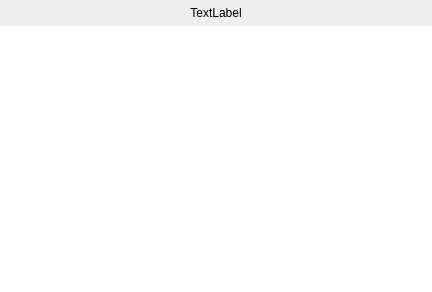
The window that Programm/calendarday.ui (philjosch/Einsatzplaner) describes before a commit, drawn with Qt 5.
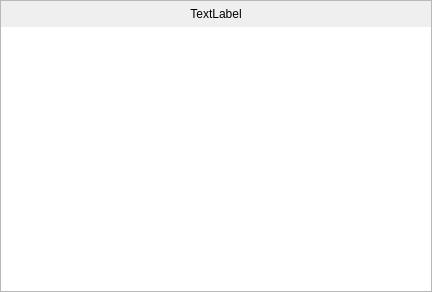
The same window after the commit.

What changed in the file:
```diff
--- a/Programm/calendarday.ui
+++ b/Programm/calendarday.ui
@@ -20,13 +20,13 @@
    <string>Frame</string>
   </property>
   <property name="frameShape">
-   <enum>QFrame::NoFrame</enum>
+   <enum>QFrame::StyledPanel</enum>
   </property>
   <property name="frameShadow">
    <enum>QFrame::Plain</enum>
   </property>
   <property name="lineWidth">
-   <number>0</number>
+   <number>1</number>
   </property>
   <layout class="QGridLayout" name="gridLayout">
    <property name="leftMargin">
@@ -55,6 +55,9 @@
        <height>20</height>
       </size>
      </property>
+     <property name="styleSheet">
+      <string notr="true"/>
+     </property>
      <property name="lineWidth">
       <number>0</number>
      </property>
```
